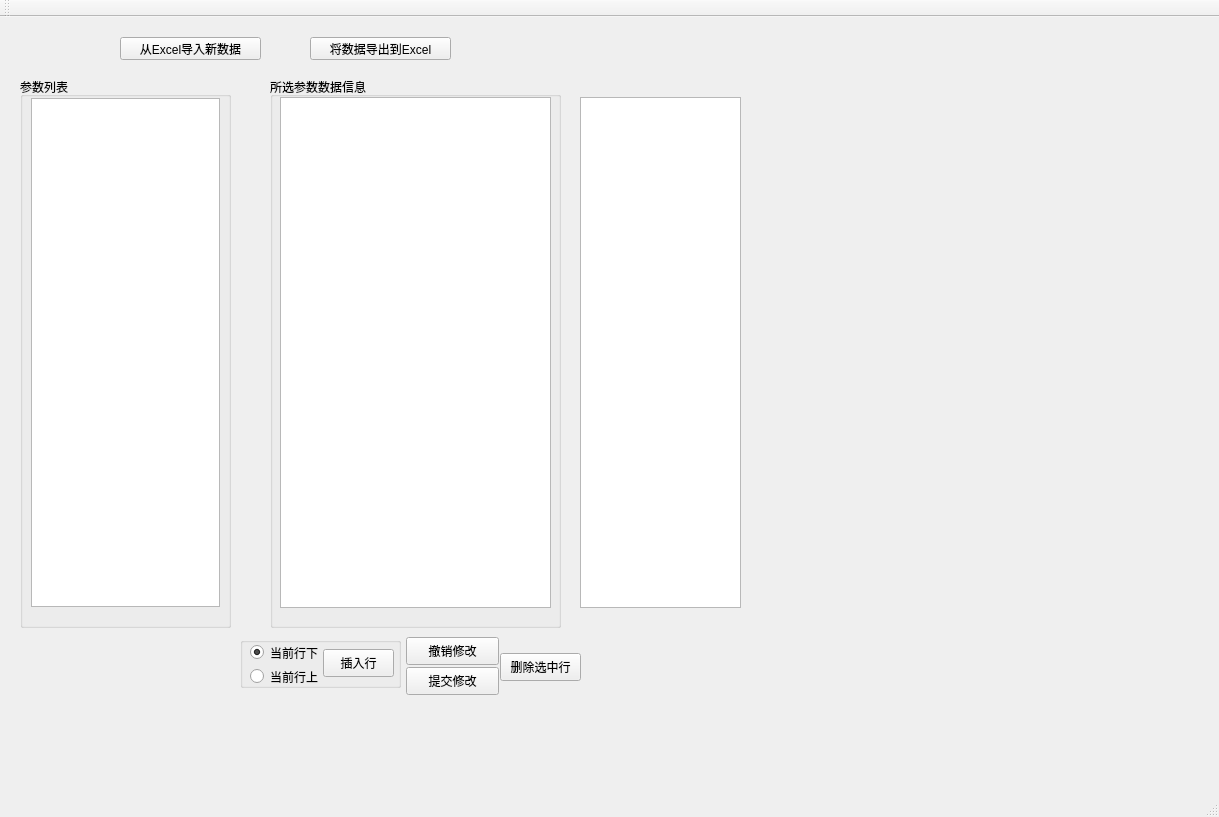
First picture: the form in FlyEdit4_QCustomPlot _plotMulti/FlyEdit/flyedit.ui, repository lanbing0107/FlyEdit20180811, before the edit.
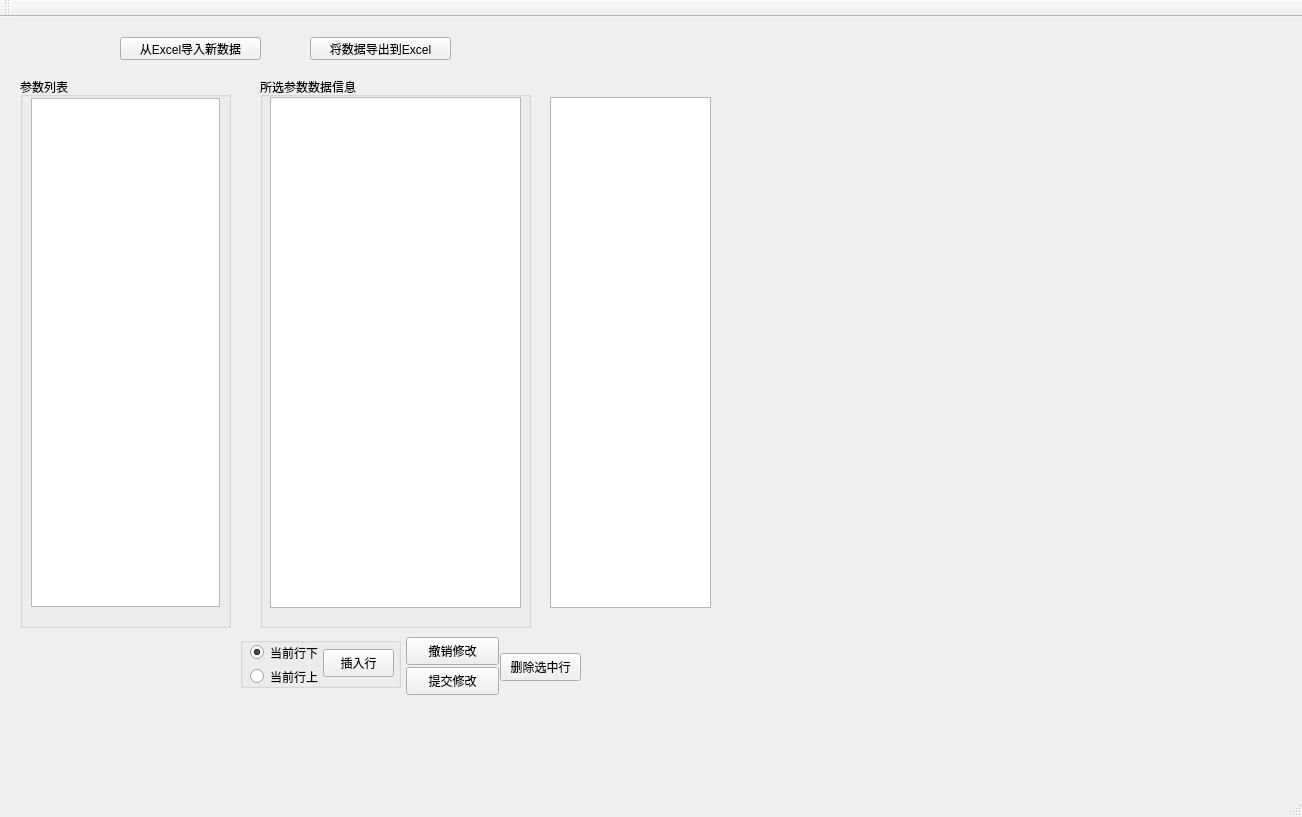
Second picture: the form after the edit. Custom widgets are drawn as their Qt base class.

The edit to the form file:
```diff
--- a/FlyEdit4_QCustomPlot _plotMulti/FlyEdit/flyedit.ui
+++ b/FlyEdit4_QCustomPlot _plotMulti/FlyEdit/flyedit.ui
@@ -6,7 +6,7 @@
    <rect>
     <x>0</x>
     <y>0</y>
-    <width>1219</width>
+    <width>1302</width>
     <height>817</height>
    </rect>
   </property>
@@ -160,9 +160,9 @@
    <widget class="QGroupBox" name="groupBox_3">
     <property name="geometry">
      <rect>
-      <x>270</x>
+      <x>260</x>
       <y>60</y>
-      <width>291</width>
+      <width>271</width>
       <height>551</height>
      </rect>
     </property>
@@ -174,7 +174,7 @@
       <rect>
        <x>10</x>
        <y>20</y>
-       <width>271</width>
+       <width>251</width>
        <height>511</height>
       </rect>
      </property>
@@ -192,7 +192,7 @@
    <widget class="QTableWidget" name="tableWidget_paraListCheck">
     <property name="geometry">
      <rect>
-      <x>580</x>
+      <x>550</x>
       <y>80</y>
       <width>161</width>
       <height>511</height>
@@ -202,10 +202,10 @@
    <widget class="QCustomPlot" name="customPlot_paraChecked" native="true">
     <property name="geometry">
      <rect>
-      <x>760</x>
-      <y>140</y>
-      <width>441</width>
-      <height>391</height>
+      <x>730</x>
+      <y>80</y>
+      <width>561</width>
+      <height>511</height>
      </rect>
     </property>
    </widget>
```
Left out of the diff: 2 changed lines with no effect on the pictures.
